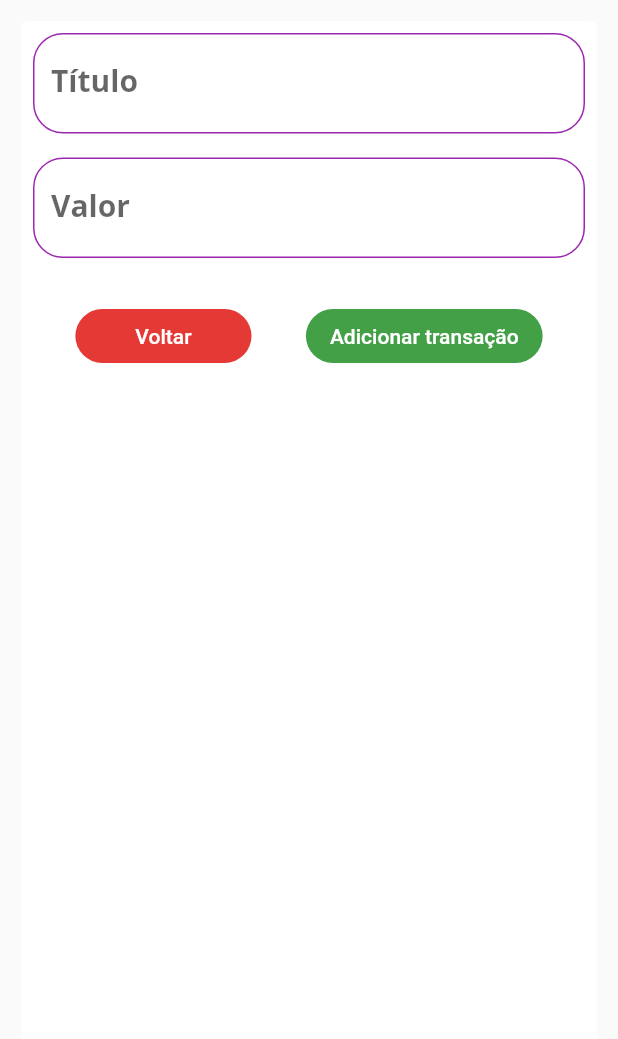
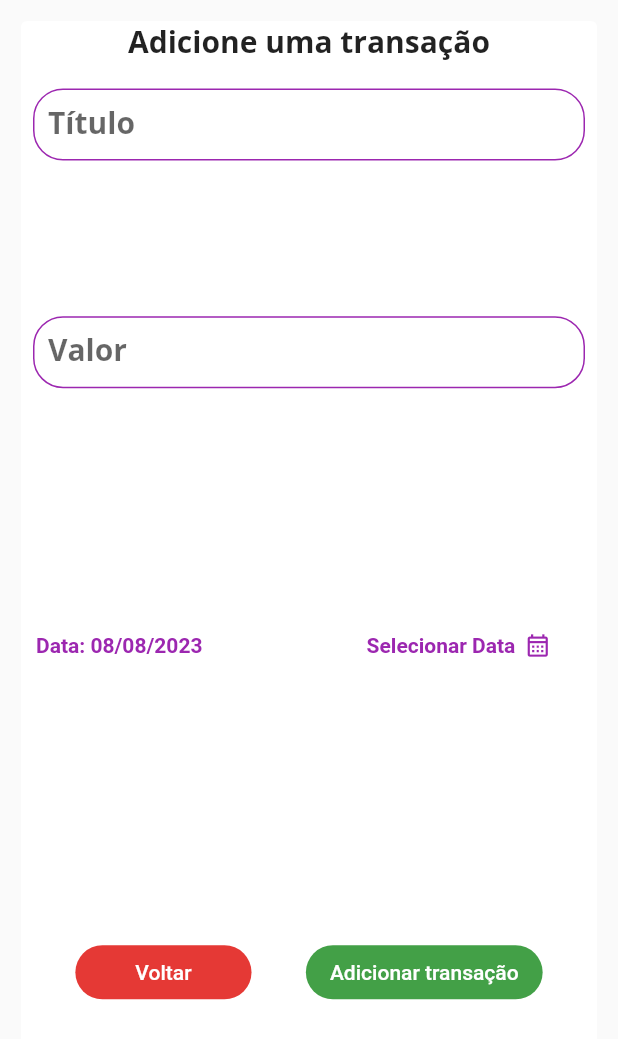
Before and after one commit to Brennez/Flutter-course, a Flutter app: the TransactionForm widget shown alone on an empty page, opened directly with empty values, after a tap on "Adicionar transação", on a phone screen of 412 x 824 dp. Shown: the top 1039 px of the screen. Run offline on Flutter 3.47's test engine with Material 2 defaults, Android fonts, the phone set to English and light mode, and no system bars.

Commit message:
feat: show date picker added

```diff
--- a/expenses_app/lib/components/chart.dart
+++ b/expenses_app/lib/components/chart.dart
@@ -29,8 +29,8 @@ class Chart extends StatelessWidget {
         }
       }
 
-      print(dayAcronym);
-      print(totSum);
+      // print(dayAcronym);
+      // print(totSum);
 
       return {
         'day': dayAcronym,
--- a/expenses_app/lib/components/transaction_form.dart
+++ b/expenses_app/lib/components/transaction_form.dart
@@ -1,4 +1,5 @@
 import 'package:flutter/material.dart';
+import 'package:intl/intl.dart';
 
 import '../utils/theme.dart';
 
@@ -15,14 +16,15 @@ class TransactionForm extends StatefulWidget {
 }
 
 class _TransactionFormState extends State<TransactionForm> {
+  DateTime _selectedDate = DateTime.now();
+  final TextEditingController _titleController = TextEditingController();
+  final TextEditingController _valueController = TextEditingController();
+
   @override
   Widget build(BuildContext context) {
-    final TextEditingController titleController = TextEditingController();
-    final TextEditingController valueController = TextEditingController();
-
     void _submitForm() {
-      final newTitle = titleController.text;
-      final newValue = double.tryParse(valueController.text) ?? 0.0;
+      final newTitle = _titleController.text;
+      final newValue = double.tryParse(_valueController.text) ?? 0.0;
 
       if (newTitle.isEmpty || newValue < 0) {
         return;
@@ -31,21 +33,47 @@ class _TransactionFormState extends State<TransactionForm> {
       widget.onSubmit(newTitle, newValue);
     }
 
+    _showDatePicker() async {
+      var newDate = await showDatePicker(
+        context: context,
+        initialDate: DateTime.now(),
+        firstDate: DateTime(2019),
+        lastDate: DateTime.now(),
+        // helpText: 'Selecione a data da despesa',
+      );
+      if (newDate == null) {
+        return;
+      }
+      setState(() {
+        _selectedDate = newDate;
+      });
+    }
+
     return Padding(
       padding: const EdgeInsets.all(10.0),
       child: Card(
         elevation: 0,
         child: Column(
           children: [
-            Padding(
+            Text(
+              "Adicione uma transação",
+              style: myTheme.textTheme.titleLarge!.copyWith(fontSize: 20),
+            ),
+            const SizedBox(
+              height: 10,
+            ),
+            Expanded(
+              flex: 1,
+              child: Padding(
                 padding: const EdgeInsets.all(8.0),
                 child: TextField(
                   style: const TextStyle(
                     color: Colors.purple,
                   ),
-                controller: titleController,
+                  controller: _titleController,
                   onSubmitted: (_) => _submitForm(),
                   decoration: InputDecoration(
+                    contentPadding: EdgeInsets.all(10),
                     labelText: 'Título',
                     border: OutlineInputBorder(
                       borderRadius: BorderRadius.circular(20),
@@ -62,17 +90,21 @@ class _TransactionFormState extends State<TransactionForm> {
                   ),
                 ),
               ),
-            Padding(
+            ),
+            Expanded(
+              flex: 1,
+              child: Padding(
                 padding: const EdgeInsets.all(8.0),
                 child: TextField(
                   style: const TextStyle(
                     color: Colors.purple,
                   ),
-                controller: valueController,
+                  controller: _valueController,
                   onSubmitted: (_) => _submitForm(),
                   keyboardType:
                       const TextInputType.numberWithOptions(decimal: true),
                   decoration: InputDecoration(
+                    contentPadding: EdgeInsets.all(10),
                     labelText: 'Valor',
                     border: OutlineInputBorder(
                       borderRadius: BorderRadius.circular(20),
@@ -89,10 +121,56 @@ class _TransactionFormState extends State<TransactionForm> {
                   ),
                 ),
               ),
+            ),
+            Expanded(
+              flex: 1,
+              child: Row(
+                children: [
+                  Expanded(
+                    flex: 3,
+                    child: Padding(
+                        padding: const EdgeInsets.only(left: 10),
+                        child: _selectedDate != null
+                            ? Text(
+                                'Data: ${DateFormat('dd/MM/y').format(_selectedDate)}',
+                                style: myTheme.textTheme.displaySmall!.copyWith(
+                                  color: myTheme.colorScheme.primary,
+                                  fontWeight: FontWeight.bold,
+                                ),
+                              )
+                            : Text('Data nula')),
+                  ),
+                  Expanded(
+                    flex: 2,
+                    child: GestureDetector(
+                      onTap: _showDatePicker,
+                      child: Row(
+                        children: [
+                          Text(
+                            'Selecionar Data',
+                            style: myTheme.textTheme.displaySmall!.copyWith(
+                              color: myTheme.colorScheme.primary,
+                              fontWeight: FontWeight.bold,
+                            ),
+                          ),
                           const SizedBox(
-              height: 20,
+                            width: 6,
                           ),
-            Row(
+                          Icon(
+                            Icons.calendar_month_outlined,
+                            size: 18,
+                            color: myTheme.colorScheme.primary,
+                          )
+                        ],
+                      ),
+                    ),
+                  )
+                ],
+              ),
+            ),
+            Expanded(
+              flex: 2,
+              child: Row(
                 mainAxisAlignment: MainAxisAlignment.spaceEvenly,
                 children: [
                   Container(
@@ -127,16 +205,20 @@ class _TransactionFormState extends State<TransactionForm> {
                         backgroundColor: Colors.green[600],
                         alignment: Alignment.center,
                         shape: RoundedRectangleBorder(
-                              borderRadius: BorderRadius.circular(20))),
+                          borderRadius: BorderRadius.circular(20),
+                        ),
+                      ),
+                      onPressed: _submitForm,
                       child: const Text(
                         'Adicionar transação',
                         style: TextStyle(
                           color: Colors.white,
                         ),
                       ),
-                      onPressed: _submitForm),
+                    ),
                   ),
                 ],
+              ),
             ),
           ],
         ),
--- a/expenses_app/lib/components/transactions_list.dart
+++ b/expenses_app/lib/components/transactions_list.dart
@@ -1,5 +1,4 @@
 import 'package:expenses_app/models/transaction.dart';
-import 'package:expenses_app/utils/api.dart';
 import 'package:expenses_app/utils/theme.dart';
 import 'package:flutter/material.dart';
 import 'package:intl/intl.dart';
@@ -74,7 +73,7 @@ class _TransactionsListState extends State<TransactionsList> {
                     trailing: IconButton(
                         onPressed: () {
                           setState(() {
-                            transactions.removeAt(index);
+                            // transactions.removeAt(index);
                           });
                         },
                         icon: Icon(
```
Lines whose indentation alone changed are shown as unchanged.
